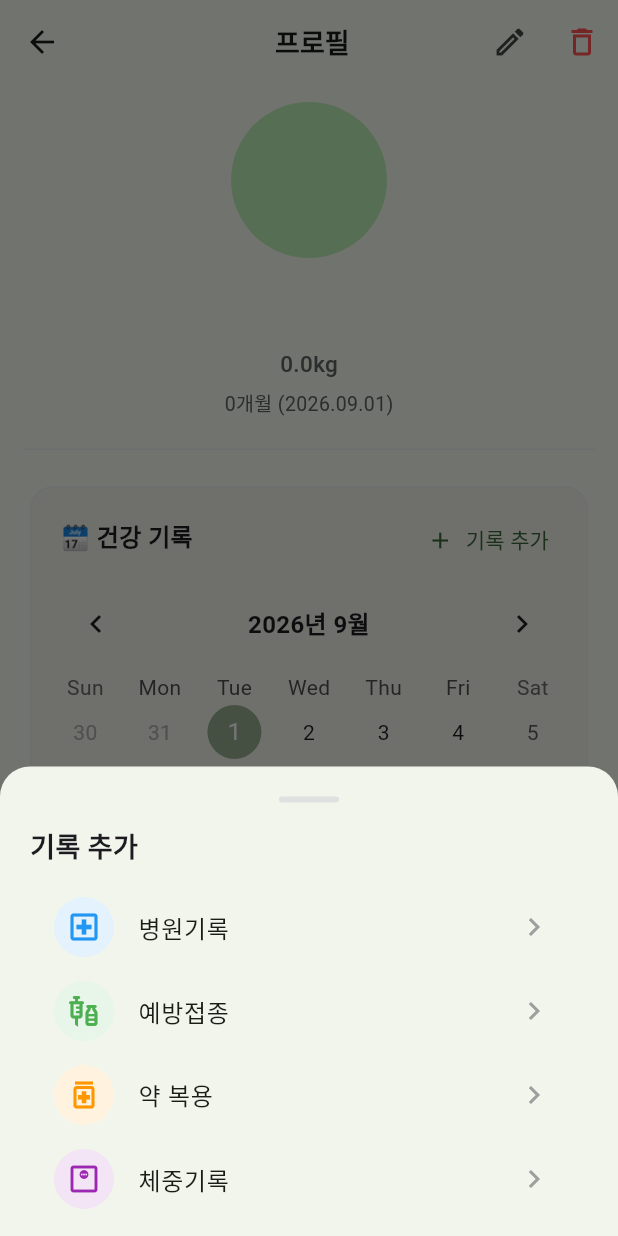
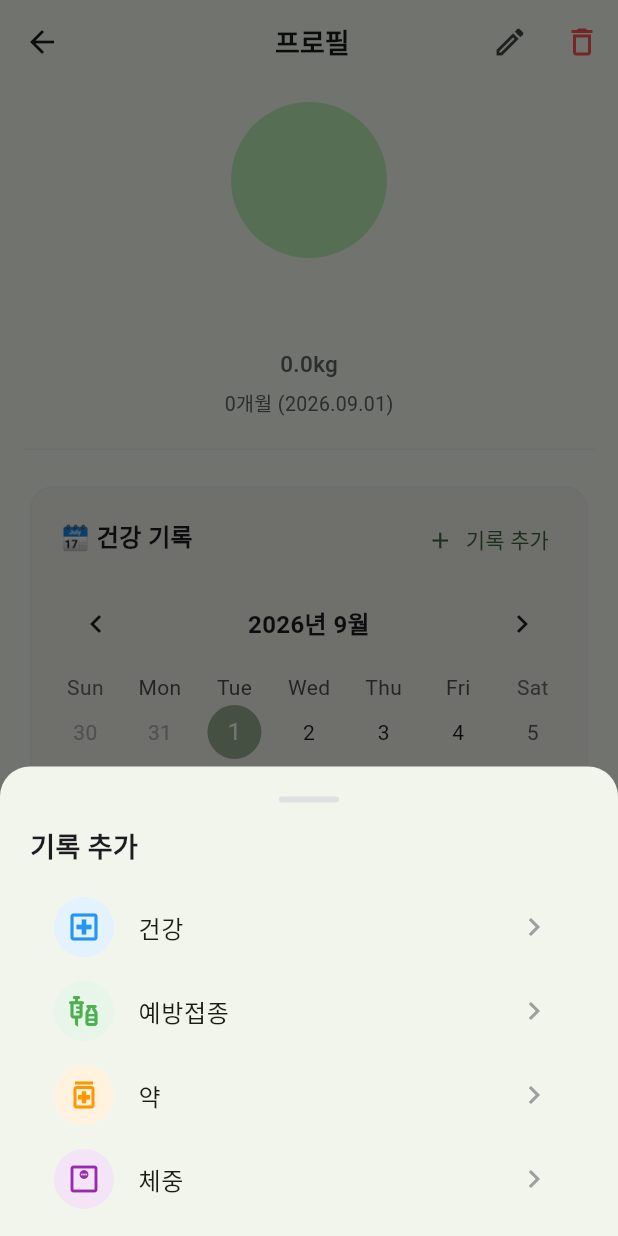
Before and after one commit to byeon-ji-young/pet_care_manager_mobile, a Flutter app: the PetDetailScreen screen opened directly with empty values, after a tap on "기록 추가", on a phone screen of 412 x 824 dp. Run offline on Flutter 3.47's test engine with Material 3 defaults, Android fonts, the light colour scheme and no system bars; drawn by our look-alikes of table_calendar; our stand-ins replace fl_chart, flutter_local_notifications, google_fonts, image_picker, sqflite, timezone; accounts and stored records are empty; Roboto replaces fonts that are missing (Jua).

Commit message:
refactor: 기록 메뉴(탭, 바텀시트) 명칭 통일

```diff
--- a/lib/screens/pet_detail_screen.dart
+++ b/lib/screens/pet_detail_screen.dart
@@ -747,7 +747,7 @@ class _PetDetailScreenState extends State<PetDetailScreen> {
                       color: Colors.blue,
                     ),
                   ),
-                  title: const Text('병원기록'),
+                  title: const Text('건강'),
                   trailing: const Icon(Icons.chevron_right, color: Colors.grey),
                   onTap: () async {
                     Navigator.pop(context); // 바텀시트 닫기
@@ -822,7 +822,7 @@ class _PetDetailScreenState extends State<PetDetailScreen> {
                       color: Colors.orange,
                     ),
                   ),
-                  title: const Text('약 복용'),
+                  title: const Text('약'),
                   trailing: const Icon(Icons.chevron_right, color: Colors.grey),
                   onTap: () async {
                     Navigator.pop(context);
@@ -860,7 +860,7 @@ class _PetDetailScreenState extends State<PetDetailScreen> {
                       color: Colors.purple,
                     ),
                   ),
-                  title: const Text('체중기록'),
+                  title: const Text('체중'),
                   trailing: const Icon(Icons.chevron_right, color: Colors.grey),
                   onTap: () async {
                     Navigator.pop(context);
```
